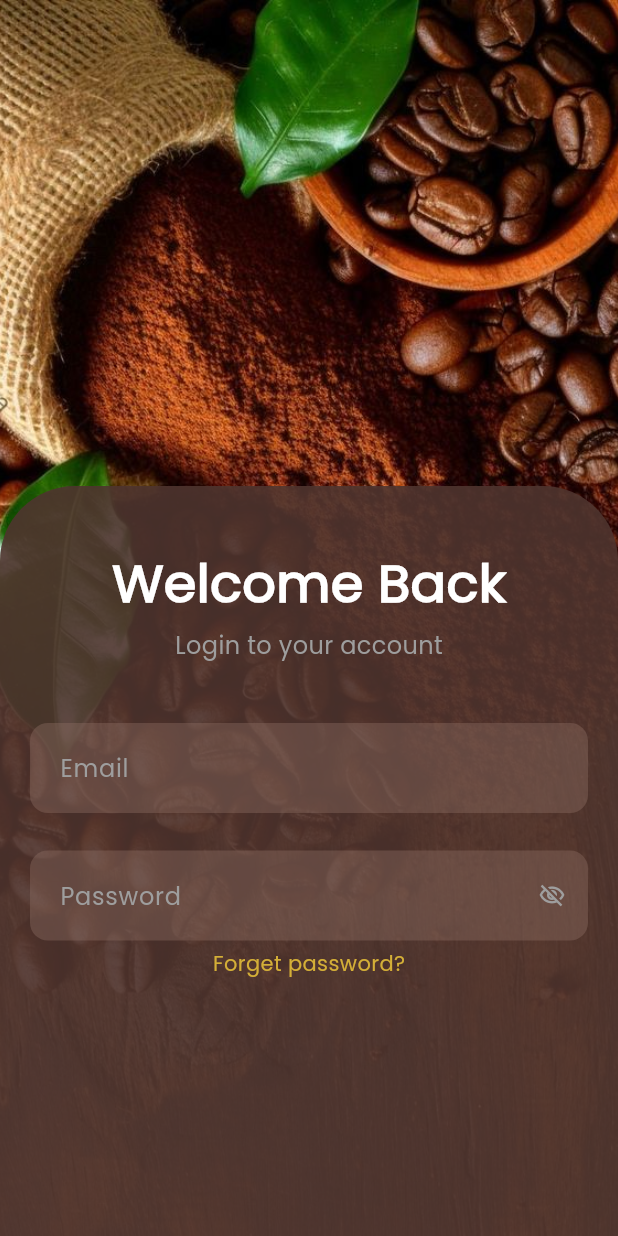
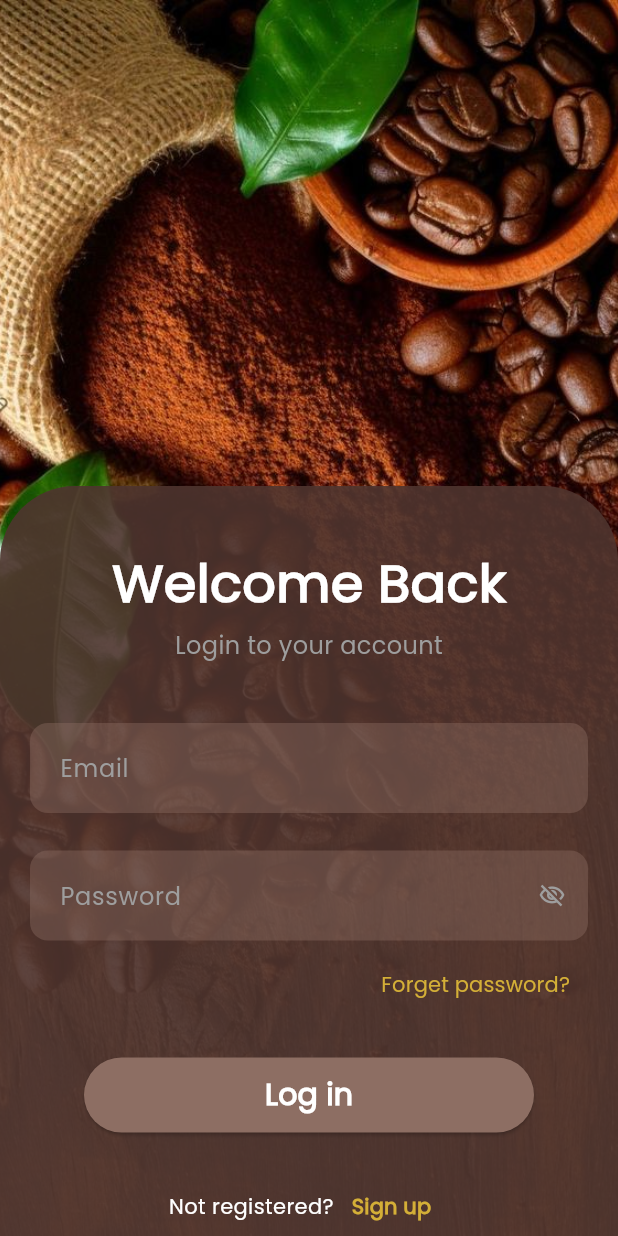
Before and after one commit to hanjisun9/nafe-coffe, a Flutter app: the screen it shows after launch, on a phone screen of 412 x 824 dp. Run offline on Flutter 3.47's test engine with Material 3 defaults, Android fonts, the phone set to English and light mode, and no system bars.

Commit message:
login don

```diff
--- a/lib/auth/login.dart
+++ b/lib/auth/login.dart
@@ -1,4 +1,6 @@
 import 'package:flutter/material.dart';
+import 'package:nafe_coffe/auth/register.dart';
+import 'package:nafe_coffe/screens/home.dart';
 
 class Login extends StatefulWidget {
   const Login({super.key});
@@ -106,17 +108,85 @@ class _LoginState extends State<Login> {
                         ),
                       ),
                     ),
-                    SizedBox(height: 5),
-                    Positioned(
-                      left: 0,
-                      child: Text(
-                        'Forget password?',
-                        style: TextStyle(
-                          color: Color(0XFFD4AF37),
-                          fontSize: 14
+                    const SizedBox(height: 5),
+                    Align(
+                      alignment: Alignment.centerRight,
+                      child: TextButton(
+                        onPressed: () {},
+                        child: Text(
+                          'Forget password?',
+                          style: TextStyle(
+                            color: Color(0XFFD4AF37),
+                            fontSize: 14,
+                          ),
                         ),
-                      )
-                      )
+                      ),
+                    ),
+                    const SizedBox(height: 25),
+
+                    SizedBox(
+                      width: 300,
+                      height: 50,
+                      child: ElevatedButton(
+                        onPressed: () {
+                          Navigator.pushReplacement(
+                            context,
+                            MaterialPageRoute(
+                              builder: (context) => const Home(),
+                            ),
+                          );
+                        },
+                        style: ElevatedButton.styleFrom(
+                          backgroundColor: Color(0xFF8D6E63),
+                          shape: RoundedRectangleBorder(
+                            borderRadius: BorderRadiusGeometry.circular(30),
+                          ),
+                        ),
+                        child: const Text(
+                          'Log in',
+                          style: TextStyle(
+                            fontFamily: 'Poppins',
+                            fontSize: 20,
+                            fontWeight: FontWeight.bold,
+                            color: Colors.white,
+                          ),
+                        ),
+                      ),
+                    ),
+
+                    const SizedBox(height: 25),
+                    Row(
+                      mainAxisAlignment: MainAxisAlignment.center,
+                      children: [
+                        const Text(
+                          'Not registered?',
+                          style: TextStyle(
+                            fontFamily: 'Poppins',
+                            fontSize: 14,
+                            color: Colors.white,
+                          ),
+                        ),
+                        TextButton(
+                          onPressed: () {
+                            Navigator.pushReplacement(
+                              context,
+                              MaterialPageRoute(
+                                builder: (context) => Register(),
+                              ),
+                            );
+                          },
+                          child: Text(
+                            'Sign up',
+                            style: TextStyle(
+                              color: Color(0xFFD4AF37),
+                              fontSize: 14,
+                              fontFamily: 'Poppins',
+                              fontWeight: FontWeight.w700,
+                            ),
+                          ),
+                        ),
+                      ],
+                    ),
                   ],
                 ),
               ),
--- a/lib/main.dart
+++ b/lib/main.dart
@@ -2,7 +2,7 @@ import 'package:flutter/material.dart';
 import 'package:nafe_coffe/auth/login.dart';
 import 'package:nafe_coffe/auth/register.dart';
 import 'package:nafe_coffe/screens/home.dart';
-import 'package:nafe_coffe/splashscreen.dart';
+import 'package:nafe_coffe/screens/splashscreen.dart';
 
 void main() {
   runApp(const MyApp());
```
Also changed, not shown: lib/screens/splashscreen.dart (renamed from lib/splashscreen.dart).
